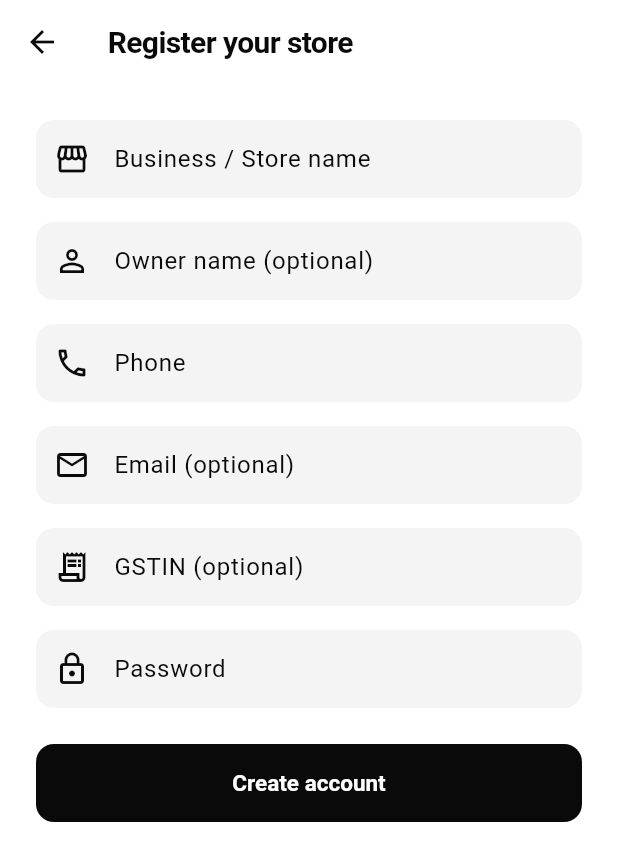
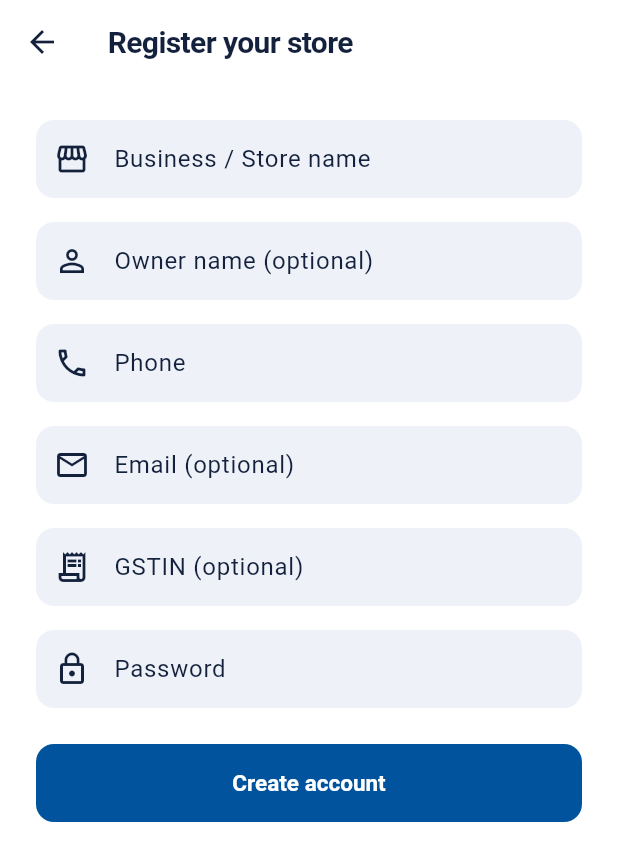
Before and after one commit to nrsnavin/NHSTYX-CUSTOMER, a Flutter app: the screen it shows after launch, after a tap on "Sign in", after a tap on "Don't have an account? Register your sto", on a phone screen of 412 x 824 dp. Shown: the top 861 px of the screen. Run offline on Flutter 3.47's test engine with Material 3 defaults, Android fonts, the phone set to English and light mode, and no system bars; our stand-ins replace dio, flutter_riverpod, flutter_secure_storage, go_router; network calls fail.

Commit message:
feat(app): rebrand theme to royal blue + muted-yellow accent
Replace the monochrome palette with the Navin/NH brand direction:
- Primary royal blue #00539C on clean white (matches navinplastic.com's
  navy-on-white minimal look)
- Muted yellow #FFD662 as the accent: applied price-tier row highlight,
  cart badge; AI-search glyphs now use the brand blue
- Light + dark ColorSchemes (navy ink text, blue-grey secondary)

Verified: flutter analyze (no issues), flutter test (6 passing).

Co-Authored-By: Claude Opus 4.8 <noreply@anthropic.com>
Claude-Session: https://claude.ai/code/session_01XctZMKQK3nMeNKktzqZ7zj

```diff
--- a/lib/src/core/theme/app_theme.dart
+++ b/lib/src/core/theme/app_theme.dart
@@ -1,26 +1,32 @@
 import 'package:flutter/material.dart';
 import 'package:flutter/services.dart';
 
-/// Minimal, modern, monochrome theme — near-black on white, hairline borders,
-/// generous spacing, flat surfaces. Inspired by clean retail storefronts.
+/// Modern retail theme — royal blue primary with a muted-yellow accent,
+/// on clean white surfaces with hairline borders and generous spacing.
 class AppTheme {
   const AppTheme._();
 
-  static const Color ink = Color(0xFF0A0A0A); // near-black primary
-  static const Color subtle = Color(0xFF6B7280); // grey-500 secondary text
-  static const Color line = Color(0xFFE5E7EB); // hairline border
-  static const Color surfaceMuted = Color(0xFFF4F4F5); // chip / placeholder bg
+  static const Color brandBlue = Color(0xFF00539C); // royal blue — primary
+  static const Color accentYellow = Color(0xFFFFD662); // muted yellow — accent
+  static const Color ink = Color(0xFF14213D); // dark navy text
+  static const Color subtle = Color(0xFF64748B); // blue-grey secondary text
+  static const Color line = Color(0xFFE3E8EF); // hairline border
+  static const Color surfaceMuted = Color(0xFFEEF2F8); // chip / placeholder bg
 
   static ThemeData get light {
     const scheme = ColorScheme.light(
-      primary: ink,
+      primary: brandBlue,
       onPrimary: Colors.white,
-      secondary: ink,
-      onSecondary: Colors.white,
+      primaryContainer: Color(0xFFD6E4F2),
+      onPrimaryContainer: Color(0xFF00305C),
+      secondary: accentYellow,
+      onSecondary: Color(0xFF3D2E00),
+      secondaryContainer: Color(0xFFFFF1C2),
+      onSecondaryContainer: Color(0xFF4A3A00),
       surface: Colors.white,
       onSurface: ink,
       surfaceContainerHighest: surfaceMuted,
-      outline: Color(0xFFD4D4D8),
+      outline: Color(0xFFC3CEDD),
       outlineVariant: line,
       error: Color(0xFFDC2626),
     );
@@ -29,15 +35,19 @@ class AppTheme {
 
   static ThemeData get dark {
     const scheme = ColorScheme.dark(
-      primary: Colors.white,
-      onPrimary: ink,
-      secondary: Colors.white,
-      onSecondary: ink,
-      surface: Color(0xFF0A0A0A),
-      onSurface: Color(0xFFF4F4F5),
-      surfaceContainerHighest: Color(0xFF1C1C1F),
-      outline: Color(0xFF3F3F46),
-      outlineVariant: Color(0xFF27272A),
+      primary: Color(0xFF8FBEE8),
+      onPrimary: Color(0xFF002A4E),
+      primaryContainer: Color(0xFF003B6F),
+      onPrimaryContainer: Color(0xFFD6E4F2),
+      secondary: accentYellow,
+      onSecondary: Color(0xFF3D2E00),
+      secondaryContainer: Color(0xFF5A4A12),
+      onSecondaryContainer: Color(0xFFFFF1C2),
+      surface: Color(0xFF0F1722),
+      onSurface: Color(0xFFE8EEF5),
+      surfaceContainerHighest: Color(0xFF1B2735),
+      outline: Color(0xFF3A4A5E),
+      outlineVariant: Color(0xFF273241),
       error: Color(0xFFF87171),
     );
     return _base(scheme, Brightness.dark);
--- a/lib/src/features/home/presentation/home_screen.dart
+++ b/lib/src/features/home/presentation/home_screen.dart
@@ -21,6 +21,7 @@ class _HomeScreenState extends ConsumerState<HomeScreen> {
   @override
   Widget build(BuildContext context) {
     final cartCount = ref.watch(cartCountProvider);
+    final scheme = Theme.of(context).colorScheme;
 
     return Scaffold(
       body: IndexedStack(
@@ -45,11 +46,15 @@ class _HomeScreenState extends ConsumerState<HomeScreen> {
             icon: Badge.count(
               count: cartCount,
               isLabelVisible: cartCount > 0,
+              backgroundColor: scheme.secondary,
+              textColor: scheme.onSecondary,
               child: const Icon(Icons.shopping_bag_outlined),
             ),
             selectedIcon: Badge.count(
               count: cartCount,
               isLabelVisible: cartCount > 0,
+              backgroundColor: scheme.secondary,
+              textColor: scheme.onSecondary,
               child: const Icon(Icons.shopping_bag),
             ),
             label: 'Cart',
--- a/lib/src/features/products/presentation/product_detail_screen.dart
+++ b/lib/src/features/products/presentation/product_detail_screen.dart
@@ -177,7 +177,7 @@ class _TierTable extends StatelessWidget {
     final theme = Theme.of(context);
     return Container(
       padding: const EdgeInsets.symmetric(horizontal: 14, vertical: 11),
-      color: active ? theme.colorScheme.surfaceContainerHighest : null,
+      color: active ? theme.colorScheme.secondaryContainer : null,
       child: Row(
         mainAxisAlignment: MainAxisAlignment.spaceBetween,
         children: [
--- a/lib/src/features/products/presentation/products_screen.dart
+++ b/lib/src/features/products/presentation/products_screen.dart
@@ -38,6 +38,7 @@ class ProductsScreen extends ConsumerWidget {
         actions: [
           IconButton(
             icon: const Icon(Icons.auto_awesome_outlined),
+            color: Theme.of(context).colorScheme.primary,
             tooltip: 'AI search',
             onPressed: () => _openSearch(context),
           ),
@@ -115,7 +116,7 @@ class _SearchField extends StatelessWidget {
         ),
         child: Row(
           children: [
-            const Icon(Icons.auto_awesome, size: 20),
+            Icon(Icons.auto_awesome, size: 20, color: theme.colorScheme.primary),
             const SizedBox(width: 10),
             Text(
               'Search anything for your store…',
```
